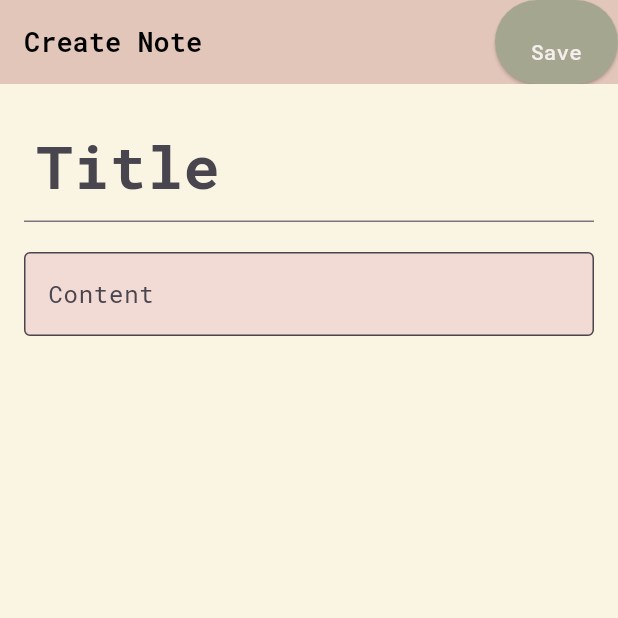
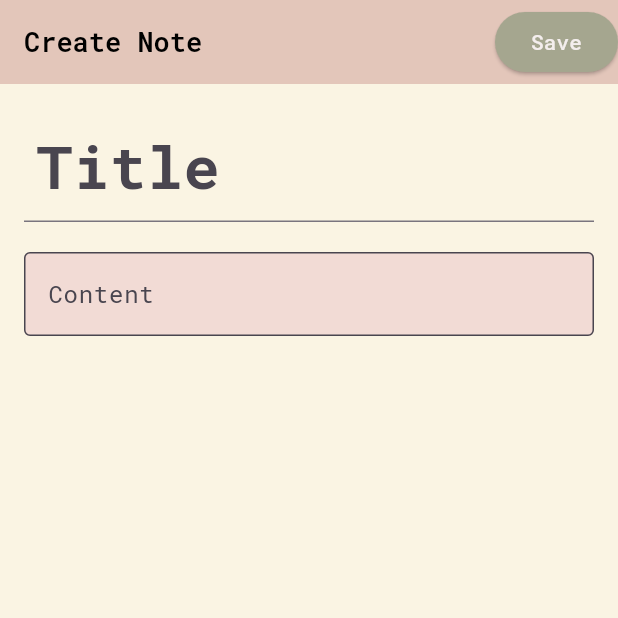
Before and after one commit to KeeeeEf/mobdev_final, a Flutter app: the NotesList screen opened by its route, after a tap on the "add" icon, on a phone screen of 412 x 824 dp, the top half of it. Run offline on Flutter 3.47's test engine with Material 3 defaults, Android fonts, the phone set to English and light mode, and no system bars; our stand-ins replace cloud_firestore, firebase_auth, firebase_core, flutter_secure_storage, google_fonts, google_sign_in; accounts and stored records are empty; network calls fail.

Commit message:
Final Notes

```diff
--- a/lib/details/CreateNote.dart
+++ b/lib/details/CreateNote.dart
@@ -83,7 +83,7 @@ class _CreateNoteScreenState extends State<CreateNote> {
                 style: GoogleFonts.robotoMono(
                     color: Color.fromRGBO(244, 238, 237, 1),
                     fontSize: 14.0,
-                    height: 5.0),
+                    height: 2.0),
               ),
             ),
           ],
@@ -122,7 +122,6 @@ class _CreateNoteScreenState extends State<CreateNote> {
                   hintStyle: GoogleFonts.robotoMono(),
                 ),
                 maxLines: null, // Allows multiple lines
-                textAlignVertical: TextAlignVertical.top,
               ),
             ],
           ),
```
